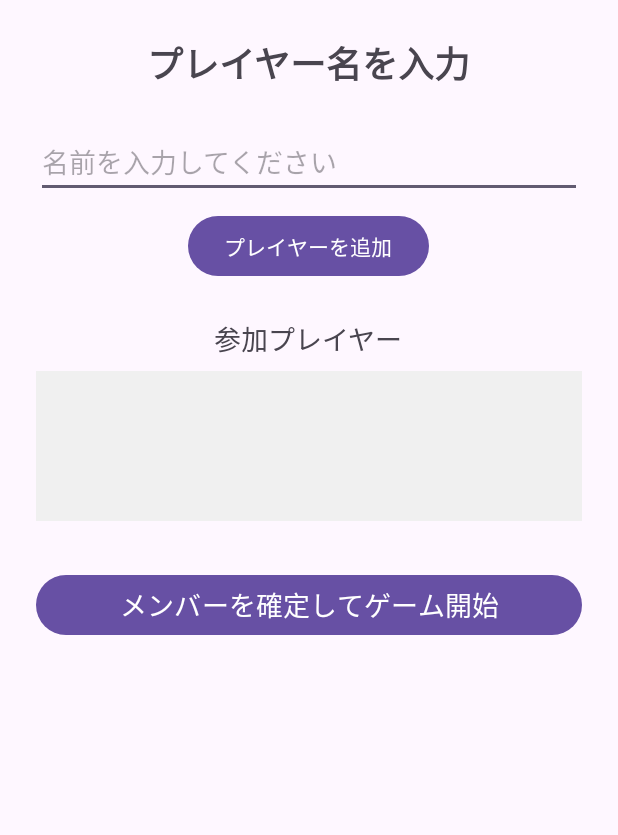
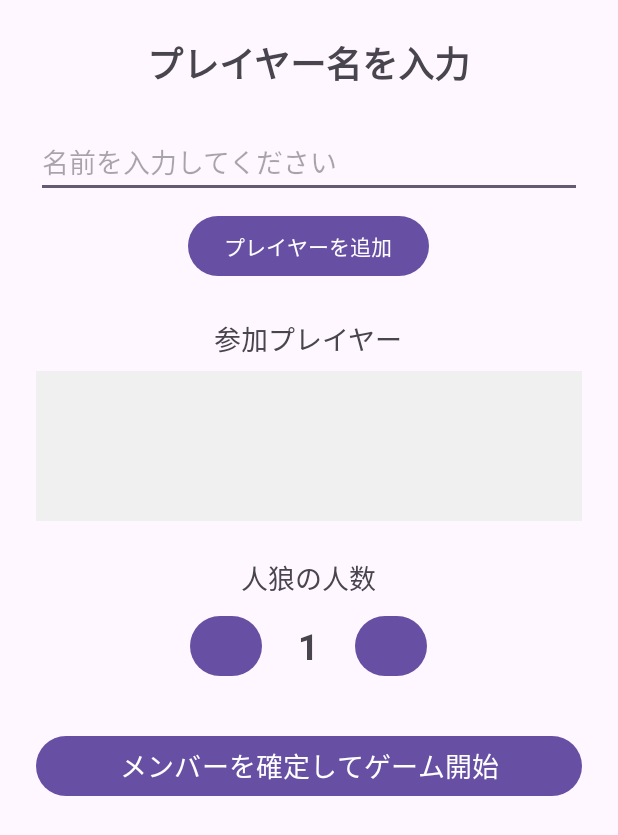
Before and after one commit to yahata885/mbtiwolf, an Android app: the screen it shows after launch (SetupActivity), after a tap on "モード3: 人狼", on a phone screen of 412 x 824 dp. Shown: the top 835 px of the screen. Run offline under Robolectric (Android 15) with nearby library versions, the light colour scheme and no system bars.

Commit message:
人狼の人数決定

```diff
--- a/app/src/main/java/com/yahata/mbtiwolf/Mode23InputActivity.java
+++ b/app/src/main/java/com/yahata/mbtiwolf/Mode23InputActivity.java
@@ -1,6 +1,5 @@
 package com.yahata.mbtiwolf;
 
-import java.util.List;
 import androidx.appcompat.app.AppCompatActivity;
 import android.content.Intent;
 import android.os.Bundle;
@@ -37,8 +36,10 @@ public class Mode23InputActivity extends AppCompatActivity {
         String theme = getIntent().getStringExtra("GAME_THEME");
         int mode = getIntent().getIntExtra("GAME_MODE", 2);
         roleList = (ArrayList<GameRole>) getIntent().getSerializableExtra("ROLE_LIST");
-        //モード3なら人狼を1人割り当てる、他モードは0人
-        int wolfCount = (mode == 3) ? 1 : 0;
+
+        // SetupActivityから渡された人狼の人数を受け取る (デフォルトは0人)
+        int wolfCount = getIntent().getIntExtra("WOLF_COUNT", 0);
+
         assignments = GameLogic.assignRoles(playerList, theme, wolfCount, mode);
 
         updateTurnView();
@@ -56,7 +57,7 @@ public class Mode23InputActivity extends AppCompatActivity {
                 intent.putStringArrayListExtra("PLAYER_LIST", playerList);
                 intent.putExtra("GAME_THEME", theme);
                 intent.putExtra("GAME_MODE", mode);
-                // ★★★ 「正解データ」を次の画面に渡す ★★★
+                // 「正解データ」を次の画面に渡す
                 intent.putExtra("ASSIGNMENTS", (HashMap<String, GameRole>) assignments);
                 intent.putExtra("ROLE_LIST", roleList);
 
--- a/app/src/main/java/com/yahata/mbtiwolf/SetupActivity.java
+++ b/app/src/main/java/com/yahata/mbtiwolf/SetupActivity.java
@@ -3,8 +3,10 @@ package com.yahata.mbtiwolf;
 import androidx.appcompat.app.AppCompatActivity;
 import android.content.Intent;
 import android.os.Bundle;
+import android.view.View;
 import android.widget.Button;
 import android.widget.EditText;
+import android.widget.LinearLayout;
 import android.widget.TextView;
 import android.widget.Toast;
 import java.util.ArrayList;
@@ -12,40 +14,92 @@ import java.util.ArrayList;
 public class SetupActivity extends AppCompatActivity {
 
     private final ArrayList<String> playerList = new ArrayList<>();
+    // 人狼の人数を管理する変数。モード3のデフォルトは1人
+    private int wolfCount = 1;
 
     @Override
     protected void onCreate(Bundle savedInstanceState) {
         super.onCreate(savedInstanceState);
         setContentView(R.layout.activity_setup);
 
+        // --- UI要素の取得 ---
         EditText playerNameEditText = findViewById(R.id.playerNameEditText);
         Button addPlayerButton = findViewById(R.id.addPlayerButton);
         TextView playerListTextView = findViewById(R.id.playerListTextView);
         Button confirmButton = findViewById(R.id.confirmButton);
 
+        // 新しいUI要素を取得
+        LinearLayout wolfCountLayout = findViewById(R.id.wolfCountLayout);
+        Button minusButton = findViewById(R.id.minusButton);
+        Button plusButton = findViewById(R.id.plusButton);
+        TextView wolfCountTextView = findViewById(R.id.wolfCountTextView);
 
-        //名前の入力処理
+        // --- モードに応じて人狼設定UIの表示を切り替え ---
+        int mode = getIntent().getIntExtra("GAME_MODE", 1);
+        if (mode == 3) {
+            wolfCountLayout.setVisibility(View.VISIBLE);
+        } else {
+            wolfCountLayout.setVisibility(View.GONE);
+            wolfCount = 0; // モード3以外は人狼0人で確定
+        }
+
+        // 人数表示を初期化
+        wolfCountTextView.setText(String.valueOf(wolfCount));
+
+        // --- ボタンのクリックリスナー設定 ---
+
+        // (変更なし) 名前入力処理
         addPlayerButton.setOnClickListener(v -> {
-            //入力された名前をゲット
             String playerName = playerNameEditText.getText().toString().trim();
-            //名前が空白以外の場合
             if (!playerName.isEmpty()) {
                 playerList.add(playerName);
                 updatePlayerListView(playerListTextView);
                 playerNameEditText.setText("");
-            //その他
             } else {
                 Toast.makeText(SetupActivity.this, "名前を入力してください", Toast.LENGTH_SHORT).show();
             }
         });
 
-        //確定ボタン
+        // 「+」ボタンの処理
+        plusButton.setOnClickListener(v -> {
+            // 人狼の数は「プレイヤー数 - 1」まで
+            if (playerList.size() < 2) {
+                Toast.makeText(SetupActivity.this, "先にプレイヤーを追加してください", Toast.LENGTH_SHORT).show();
+                return;
+            }
+            if (wolfCount < playerList.size() - 1) {
+                wolfCount++;
+                wolfCountTextView.setText(String.valueOf(wolfCount));
+            } else {
+                Toast.makeText(SetupActivity.this, "人狼が多すぎます", Toast.LENGTH_SHORT).show();
+            }
+        });
+
+        // 「-」ボタンの処理
+        minusButton.setOnClickListener(v -> {
+            // 人狼は最低1人
+            if (wolfCount > 1) {
+                wolfCount--;
+                wolfCountTextView.setText(String.valueOf(wolfCount));
+            } else {
+                Toast.makeText(SetupActivity.this, "人狼は最低1人です", Toast.LENGTH_SHORT).show();
+            }
+        });
+
+        // 確定ボタンの処理
         confirmButton.setOnClickListener(v -> {
-            //プレイヤー数に応じる
-            if (playerList.size() >= 2) {
+            if (playerList.size() < 2) {
+                Toast.makeText(SetupActivity.this, "プレイヤーを2人以上追加してください", Toast.LENGTH_SHORT).show();
+                return;
+            }
+            // モード3の場合、プレイヤー数が人狼の数より多いか最終チェック
+            if (mode == 3 && playerList.size() <= wolfCount) {
+                Toast.makeText(SetupActivity.this, "プレイヤー数が人狼の数より多くなるようにしてください", Toast.LENGTH_SHORT).show();
+                return;
+            }
+
+            // --- Intentの準備 (以前のコードから流用) ---
             String theme = getIntent().getStringExtra("GAME_THEME");
-                int mode = getIntent().getIntExtra("GAME_MODE", 1);
-
             java.util.List<GameRole> rolesToShow;
             if ("MBTI".equals(theme)) {
                 rolesToShow = DataSource.getMbtiRoles();
@@ -63,11 +117,9 @@ public class SetupActivity extends AppCompatActivity {
             intent.putExtra("GAME_MODE", mode);
             intent.putStringArrayListExtra("PLAYER_LIST", playerList);
             intent.putExtra("ROLE_LIST", new ArrayList<>(rolesToShow));
+            // ★★★ メンバ変数のwolfCountをIntentに追加 ★★★
+            intent.putExtra("WOLF_COUNT", wolfCount);
             startActivity(intent);
-
-            } else {
-                Toast.makeText(SetupActivity.this, "プレイヤーを2人以上追加してください", Toast.LENGTH_SHORT).show();
-            }
         });
     }
 
--- a/app/src/main/res/layout/activity_setup.xml
+++ b/app/src/main/res/layout/activity_setup.xml
@@ -36,7 +36,6 @@
         android:layout_marginTop="24dp"
         android:text="参加プレイヤー"
         android:textSize="18sp" />
-
     <TextView
         android:id="@+id/playerListTextView"
         android:layout_width="match_parent"
@@ -48,6 +47,55 @@
         android:text=""
         android:textSize="16sp" />
 
+    <LinearLayout
+        android:id="@+id/wolfCountLayout"
+        android:layout_width="match_parent"
+        android:layout_height="wrap_content"
+        android:orientation="vertical"
+        android:gravity="center_horizontal"
+        android:layout_marginTop="24dp"
+        android:visibility="gone"
+        tools:visibility="visible">
+
+        <TextView
+            android:layout_width="wrap_content"
+            android:layout_height="wrap_content"
+            android:text="人狼の人数"
+            android:textSize="18sp" />
+
+        <LinearLayout
+            android:layout_width="wrap_content"
+            android:layout_height="wrap_content"
+            android:orientation="horizontal"
+            android:layout_marginTop="8dp"
+            android:gravity="center_vertical">
+
+            <Button
+                android:id="@+id/minusButton"
+                android:layout_width="48dp"
+                android:layout_height="48dp"
+                android:text="-"
+                android:textSize="18sp"/>
+
+            <TextView
+                android:id="@+id/wolfCountTextView"
+                android:layout_width="wrap_content"
+                android:layout_height="wrap_content"
+                android:layout_marginStart="24dp"
+                android:layout_marginEnd="24dp"
+                android:text="1"
+                android:textSize="24sp"
+                android:textStyle="bold" />
+
+            <Button
+                android:id="@+id/plusButton"
+                android:layout_width="48dp"
+                android:layout_height="48dp"
+                android:text="+"
+                android:textSize="18sp"/>
+        </LinearLayout>
+    </LinearLayout>
+
     <Button
         android:id="@+id/confirmButton"
         android:layout_width="match_parent"
```
Also changed, not shown: 1 other file. Lines whose indentation alone changed are shown as unchanged.
